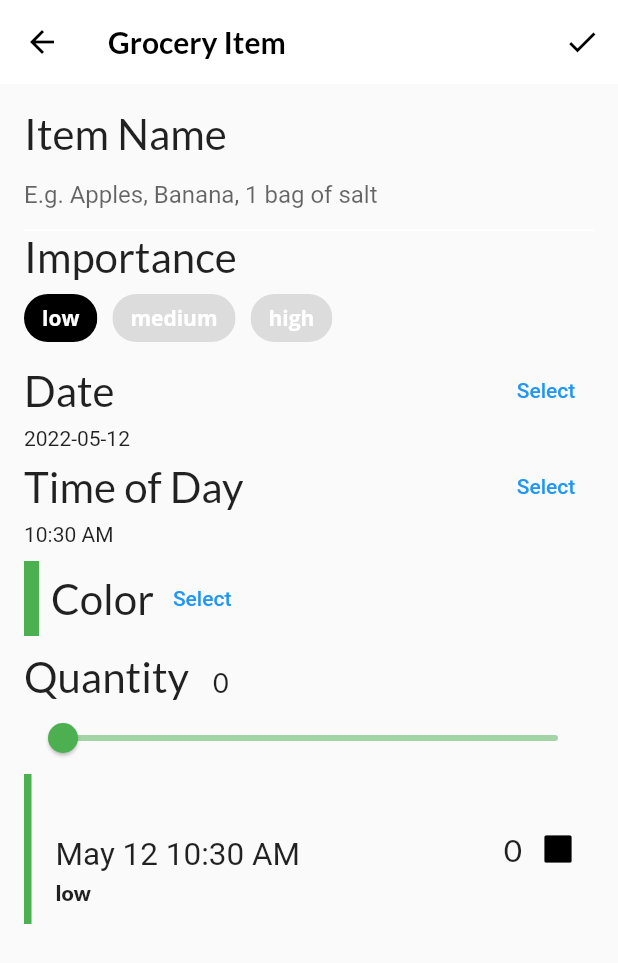
After one commit to asapbox/to_buy_list, a Flutter app: the screen it shows after launch, item 3 of the bottom bar chosen, after a tap on the "add" icon, on a phone screen of 412 x 824 dp. The commit adds this screen. Shown: the top 963 px of the screen. Run offline on Flutter 3.47's test engine with Material 2 defaults, Android fonts, the phone set to English and light mode, and no system bars; our stand-ins replace flutter_colorpicker, google_fonts; project files that could hold a hidden picture were left out.

Commit message:
final version

```diff
--- /dev/null
+++ b/lib/components/grocery_tile.dart
@@ -0,0 +1,127 @@
+import 'package:flutter/material.dart';
+import 'package:google_fonts/google_fonts.dart';
+import 'package:intl/intl.dart';
+
+import '../models/grocery_item.dart';
+
+class GroceryTile extends StatelessWidget {
+  final GroceryItem item;
+  final Function(bool?)? onComplete;
+  final TextDecoration textDecoration;
+
+  GroceryTile({
+    Key? key,
+    required this.item,
+    this.onComplete,
+  })  : textDecoration =
+            item.isComplete ? TextDecoration.lineThrough : TextDecoration.none,
+        super(key: key);
+
+  @override
+  Widget build(BuildContext context) {
+    return SizedBox(
+      height: 100.0,
+      child: Row(
+        mainAxisAlignment: MainAxisAlignment.spaceBetween,
+        children: [
+          Row(
+            children: [
+              Container(
+                width: 5.0,
+                color: item.color,
+              ),
+              const SizedBox(
+                width: 16.0,
+              ),
+              Column(
+                mainAxisAlignment: MainAxisAlignment.center,
+                crossAxisAlignment: CrossAxisAlignment.start,
+                children: [
+                  Text(
+                    item.name,
+                    style: GoogleFonts.lato(
+                      decoration: textDecoration,
+                      fontSize: 21.0,
+                      fontWeight: FontWeight.bold,
+                    ),
+                  ),
+                  const SizedBox(
+                    height: 4.0,
+                  ),
+                  buildDate(),
+                  const SizedBox(
+                    height: 4.0,
+                  ),
+                  buildImportance(),
+                ],
+              ),
+
+            ],
+          ),
+          Row(
+            children: [
+              Text(
+                item.quantity.toString(),
+                style: GoogleFonts.lato(
+                  decoration: textDecoration,
+                  fontSize: 21.0,
+                ),
+              ),
+              buildCheckBox(),
+            ],
+          ),
+        ],
+      ),
+    );
+  }
+
+  Widget buildImportance() {
+    if (item.importance == Importance.low) {
+      return Text(
+        'low',
+        style: GoogleFonts.lato(
+          fontWeight: FontWeight.w800,
+          decoration: textDecoration,
+        ),
+      );
+    } else if (item.importance == Importance.medium) {
+      return Text(
+        'medium',
+        style: GoogleFonts.lato(
+          color: Colors.red,
+          fontWeight: FontWeight.w800,
+          decoration: textDecoration,
+        ),
+      );
+    } else if (item.importance == Importance.high) {
+      return Text(
+        'high',
+        style: GoogleFonts.lato(
+          fontWeight: FontWeight.w800,
+          decoration: textDecoration,
+        ),
+      );
+    } else {
+      throw Exception('This importance type does not exist');
+    }
+  }
+
+  Widget buildDate() {
+    final dateFormatter = DateFormat('MMMM dd h:mm a');
+    final dateString = dateFormatter.format(item.date);
+    return Text(
+      dateString,
+      style: TextStyle(
+        decoration: textDecoration,
+        fontSize: 21.0,
+      ),
+    );
+  }
+
+  Widget buildCheckBox() {
+    return Checkbox(
+      value: item.isComplete,
+      onChanged: onComplete,
+    );
+  }
+}
--- a/lib/home.dart
+++ b/lib/home.dart
@@ -33,7 +33,10 @@ class _HomeState extends State<Home> {
             style: Theme.of(context).textTheme.headline6,
           ),
         ),
-        body: pages[tabManager.selectedTab],
+        body: IndexedStack(
+          index: tabManager.selectedTab,
+          children: pages,
+        ),
         bottomNavigationBar: BottomNavigationBar(
           selectedItemColor:
               Theme.of(context).textSelectionTheme.selectionColor,
--- a/lib/main.dart
+++ b/lib/main.dart
@@ -23,6 +23,7 @@ class Fooderlich extends StatelessWidget {
       home: MultiProvider(
         providers: [
           ChangeNotifierProvider(create: (context) => TabManager()),
+          ChangeNotifierProvider(create: (context) => GroceryManager()),
         ],
         child: const Home(),
       ),
--- /dev/null
+++ b/lib/models/grocery_manager.dart
@@ -0,0 +1,30 @@
+import 'package:flutter/material.dart';
+
+import 'grocery_item.dart';
+
+class GroceryManager extends ChangeNotifier {
+  final _groceryItems = <GroceryItem>[];
+
+  List<GroceryItem> get groceryItems => List.unmodifiable(_groceryItems);
+
+  void deleteItem(int index) {
+    _groceryItems.removeAt(index);
+    notifyListeners();
+  }
+
+  void addItem(GroceryItem item) {
+    _groceryItems.add(item);
+    notifyListeners();
+  }
+
+  void updateItem(GroceryItem item, int index) {
+    _groceryItems[index] = item;
+    notifyListeners();
+  }
+
+  void completeItem(int index, bool change) {
+    final item = _groceryItems[index];
+    _groceryItems[index] = item.copyWith(isComplete: change);
+    notifyListeners();
+  }
+}
--- a/lib/models/models.dart
+++ b/lib/models/models.dart
@@ -4,3 +4,4 @@ export 'post.dart';
 export 'simple_recipe.dart';
 export 'grocery_item.dart';
 export 'tab_manager.dart';
+export 'grocery_manager.dart';
--- /dev/null
+++ b/lib/screens/grocery_item_screen.dart
@@ -0,0 +1,384 @@
+import 'package:flutter/material.dart';
+import 'package:google_fonts/google_fonts.dart';
+import 'package:flutter_colorpicker/flutter_colorpicker.dart';
+import 'package:intl/intl.dart';
+import 'package:uuid/uuid.dart';
+
+import '../components/grocery_tile.dart';
+
+import '../models/models.dart';
+
+class GroceryItemScreen extends StatefulWidget {
+  final Function(GroceryItem) onCreate;
+
+  final Function(GroceryItem) onUpdate;
+
+  final GroceryItem? originalItem;
+
+  final bool isUpdating;
+
+  const GroceryItemScreen({
+    Key? key,
+    required this.onCreate,
+    required this.onUpdate,
+    this.originalItem,
+  })  : isUpdating = (originalItem != null),
+        super(key: key);
+
+  @override
+  State<GroceryItemScreen> createState() => _GroceryItemScreenState();
+}
+
+class _GroceryItemScreenState extends State<GroceryItemScreen> {
+  final _nameController = TextEditingController();
+  String _name = '';
+  Importance _importance = Importance.low;
+  DateTime _dueDate = DateTime.now();
+  TimeOfDay _timeOfDay = TimeOfDay.now();
+  Color _currentColor = Colors.green;
+  int _currentSliderValue = 0;
+
+  @override
+  void initState() {
+    super.initState();
+    final originalItem = widget.originalItem;
+    if (originalItem != null) {
+      _nameController.text = originalItem.name;
+      _name = originalItem.name;
+      _currentSliderValue = originalItem.quantity;
+      _importance = originalItem.importance;
+      _currentColor = originalItem.color;
+      final date = originalItem.date;
+      _timeOfDay = TimeOfDay(
+        hour: date.hour,
+        minute: date.minute,
+      );
+      _dueDate = date;
+    }
+
+    _nameController.addListener(() {
+      setState(() {
+        _name = _nameController.text;
+      });
+    });
+  }
+
+  @override
+  void dispose() {
+    _nameController.dispose();
+    super.dispose();
+  }
+
+  @override
+  Widget build(BuildContext context) {
+    return Scaffold(
+      appBar: AppBar(
+        actions: [
+          IconButton(
+            icon: const Icon(Icons.check),
+            onPressed: () {
+              final groceryItem = GroceryItem(
+                id: widget.originalItem?.id ?? const Uuid().v1(),
+                name: _nameController.text,
+                importance: _importance,
+                color: _currentColor,
+                quantity: _currentSliderValue,
+                date: DateTime(
+                  _dueDate.year,
+                  _dueDate.month,
+                  _dueDate.day,
+                  _timeOfDay.hour,
+                  _timeOfDay.minute,
+                ),
+              );
+
+              if (widget.isUpdating) {
+                widget.onUpdate(groceryItem);
+              } else {
+                widget.onCreate(groceryItem);
+              }
+            },
+          ),
+        ],
+        elevation: 0.0,
+        title: Text(
+          'Grocery Item',
+          style: GoogleFonts.lato(
+            fontWeight: FontWeight.w600,
+          ),
+        ),
+      ),
+      body: Container(
+        padding: const EdgeInsets.all(16.0),
+        child: ListView(
+          children: [
+            buildNameField(),
+            buildImportanceField(),
+            buildDateField(context),
+            buildTimeField(context),
+            const SizedBox(height: 10.0),
+            buildColorPicker(context),
+            const SizedBox(
+              height: 10.0,
+            ),
+            buildQuantityField(),
+            GroceryTile(
+              item: GroceryItem(
+                id: 'previewMode',
+                name: _name,
+                importance: _importance,
+                color: _currentColor,
+                quantity: _currentSliderValue,
+                date: DateTime(
+                  _dueDate.year,
+                  _dueDate.month,
+                  _dueDate.day,
+                  _dueDate.hour,
+                  _dueDate.minute,
+                ),
+              ),
+            ),
+          ],
+        ),
+      ),
+    );
+  }
+
+  Widget buildNameField() {
+    return Column(
+      crossAxisAlignment: CrossAxisAlignment.start,
+      children: [
+        Text(
+          'Item Name',
+          style: GoogleFonts.lato(fontSize: 28.0),
+        ),
+        TextField(
+          controller: _nameController,
+          cursorColor: _currentColor,
+          decoration: InputDecoration(
+            hintText: 'E.g. Apples, Banana, 1 bag of salt',
+            enabledBorder: const UnderlineInputBorder(
+              borderSide: BorderSide(color: Colors.white),
+            ),
+            focusedBorder: UnderlineInputBorder(
+              borderSide: BorderSide(color: _currentColor),
+            ),
+            border: UnderlineInputBorder(
+              borderSide: BorderSide(color: _currentColor),
+            ),
+          ),
+        ),
+      ],
+    );
+  }
+
+  Widget buildImportanceField() {
+    return Column(
+      crossAxisAlignment: CrossAxisAlignment.start,
+      children: [
+        Text(
+          'Importance',
+          style: GoogleFonts.lato(fontSize: 28.0),
+        ),
+        Wrap(
+          spacing: 10.0,
+          children: [
+            ChoiceChip(
+              selectedColor: Colors.black,
+              selected: _importance == Importance.low,
+              label: const Text(
+                'low',
+                style: TextStyle(color: Colors.white),
+              ),
+              onSelected: (selected) {
+                setState(() => _importance = Importance.low);
+              },
+            ),
+            ChoiceChip(
+              selectedColor: Colors.black,
+              selected: _importance == Importance.medium,
+              label: const Text(
+                'medium',
+                style: TextStyle(color: Colors.white),
+              ),
+              onSelected: (selected) {
+                setState(() => _importance = Importance.medium);
+              },
+            ),
+            ChoiceChip(
+              selectedColor: Colors.black,
+              selected: _importance == Importance.high,
+              label: const Text(
+                'high',
+                style: TextStyle(color: Colors.white),
+              ),
+              onSelected: (selected) {
+                setState(() => _importance = Importance.high);
+              },
+            ),
+          ],
+        ),
+      ],
+    );
+  }
+
+  Widget buildDateField(BuildContext context) {
+    return Column(
+      crossAxisAlignment: CrossAxisAlignment.start,
+      children: [
+        Row(
+          mainAxisAlignment: MainAxisAlignment.spaceBetween,
+          children: [
+            Text(
+              'Date',
+              style: GoogleFonts.lato(fontSize: 28.0),
+            ),
+            TextButton(
+              child: const Text('Select'),
+              onPressed: () async {
+                final currentDate = DateTime.now();
+                final selectedDate = await showDatePicker(
+                  context: context,
+                  initialDate: currentDate,
+                  firstDate: currentDate,
+                  lastDate: DateTime(currentDate.year + 5),
+                );
+                setState(() {
+                  if (selectedDate != null) {
+                    _dueDate = selectedDate;
+                  }
+                });
+              },
+            ),
+          ],
+        ),
+        Text('${DateFormat('yyyy-MM-dd').format(_dueDate)}')
+      ],
+    );
+  }
+
+  Widget buildTimeField(BuildContext context) {
+    return Column(
+      crossAxisAlignment: CrossAxisAlignment.start,
+      children: [
+        Row(
+          mainAxisAlignment: MainAxisAlignment.spaceBetween,
+          children: [
+            Text(
+              'Time of Day',
+              style: GoogleFonts.lato(fontSize: 28.0),
+            ),
+            TextButton(
+              child: const Text('Select'),
+              onPressed: () async {
+                final timeOfDay = await showTimePicker(
+                  initialTime: TimeOfDay.now(),
+                  context: context,
+                );
+                setState(
+                  () {
+                    if (timeOfDay != null) {
+                      _timeOfDay = timeOfDay;
+                    }
+                  },
+                );
+              },
+            ),
+          ],
+        ),
+        Text('${_timeOfDay.format(context)}'),
+      ],
+    );
+  }
+
+  Widget buildColorPicker(BuildContext context) {
+    return Row(
+      mainAxisAlignment: MainAxisAlignment.spaceBetween,
+      children: [
+        Row(
+          children: [
+            Container(
+              height: 50.0,
+              width: 10.0,
+              color: _currentColor,
+            ),
+            const SizedBox(
+              width: 8.0,
+            ),
+            Text(
+              'Color',
+              style: GoogleFonts.lato(fontSize: 28.0),
+            ),
+            TextButton(
+              child: const Text('Select'),
+              onPressed: () {
+                showDialog(
+                  context: context,
+                  builder: (context) {
+                    return AlertDialog(
+                      content: BlockPicker(
+                        pickerColor: Colors.white,
+                        onColorChanged: (color) {
+                          setState(() => _currentColor = color);
+                        },
+                      ),
+                      actions: [
+                        TextButton(
+                          child: const Text('Save'),
+                          onPressed: () {
+                            Navigator.of(context).pop();
+                          },
+                        )
+                      ],
+                    );
+                  },
+                );
+              },
+            ),
+          ],
+        ),
+      ],
+    );
+  }
+
+  Widget buildQuantityField() {
+    return Column(
+      crossAxisAlignment: CrossAxisAlignment.start,
+      children: [
+        Row(
+          crossAxisAlignment: CrossAxisAlignment.baseline,
+          textBaseline: TextBaseline.alphabetic,
+          children: [
+            Text(
+              'Quantity',
+              style: GoogleFonts.lato(fontSize: 28.0),
+            ),
+            const SizedBox(
+              width: 16.0,
+            ),
+            Text(
+              _currentSliderValue.toInt().toString(),
+              style: GoogleFonts.lato(fontSize: 18.0),
+            ),
+          ],
+        ),
+        Slider(
+          inactiveColor: _currentColor.withOpacity(0.5),
+          activeColor: _currentColor,
+          value: _currentSliderValue.toDouble(),
+          min: 0,
+          max: 100,
+          divisions: 100,
+          label: _currentSliderValue.toInt().toString(),
+          onChanged: (double value) {
+            setState(
+              () {
+                _currentSliderValue = value.toInt();
+              },
+            );
+          },
+        ),
+      ],
+    );
+  }
+}
--- /dev/null
+++ b/lib/screens/grocery_list_screen.dart
@@ -0,0 +1,81 @@
+import 'package:flutter/material.dart';
+import '../components/grocery_tile.dart';
+import '../models/models.dart';
+import 'grocery_item_screen.dart';
+
+class GroceryListScreen extends StatelessWidget {
+  final GroceryManager manager;
+
+  const GroceryListScreen({
+    Key? key,
+    required this.manager,
+  }) : super(key: key);
+
+  @override
+  Widget build(BuildContext context) {
+    final groceryItem = manager.groceryItems;
+
+    return Padding(
+      padding: const EdgeInsets.all(16.0),
+      child: ListView.separated(
+        itemCount: groceryItem.length,
+        itemBuilder: (context, index) {
+          final item = groceryItem[index];
+
+          return Dismissible(
+            key: Key(item.id),
+            direction: DismissDirection.endToStart,
+            background: Container(
+              color: Colors.red,
+              alignment: Alignment.centerRight,
+              child: const Icon(
+                Icons.delete_forever,
+                color: Colors.white,
+                size: 50.0,
+              ),
+            ),
+            onDismissed: (direction) {
+              manager.deleteItem(index);
+              ScaffoldMessenger.of(context).showSnackBar(
+                SnackBar(
+                  content: Text('${item.name} dismissed'),
+                ),
+              );
+            },
+            child: InkWell(
+              child: GroceryTile(
+                key: Key(item.id),
+                item: item,
+                onComplete: (change) {
+                  if (change != null) {
+                    manager.completeItem(index, change);
+                  }
+                },
+              ),
+              onTap: () {
+                Navigator.push(
+                  context,
+                  MaterialPageRoute(
+                    builder: (context) => GroceryItemScreen(
+                      originalItem: item,
+                      onUpdate: (item) {
+                        manager.updateItem(item, index);
+                        Navigator.pop(context);
+                      },
+                      onCreate: (item) {},
+                    ),
+                  ),
+                );
+              },
+            ),
+          );
+        },
+        separatorBuilder: (context, index) {
+          return const SizedBox(
+            height: 16.0,
+          );
+        },
+      ),
+    );
+  }
+}
--- a/lib/screens/grocery_screen.dart
+++ b/lib/screens/grocery_screen.dart
@@ -1,12 +1,51 @@
 import 'package:flutter/material.dart';
+import 'package:provider/provider.dart';
 
 import 'empty_grocery_screen.dart';
+import '../models/models.dart';
+import 'grocery_item_screen.dart';
+import 'grocery_list_screen.dart';
 
 class GroceryScreen extends StatelessWidget {
   const GroceryScreen({Key? key}) : super(key: key);
 
   @override
   Widget build(BuildContext context) {
-    return const EmptyGroceryScreen();
+    return Scaffold(
+      floatingActionButton: FloatingActionButton(
+        child: const Icon(Icons.add),
+        onPressed: () {
+          final manager = Provider.of<GroceryManager>(
+            context,
+            listen: false,
+          );
+          Navigator.push(
+            context,
+            MaterialPageRoute(
+              builder: (context) => GroceryItemScreen(
+                onCreate: (item) {
+                  manager.addItem(item);
+                  Navigator.pop(context);
+                },
+                onUpdate: (item) {},
+              ),
+            ),
+          );
+        },
+      ),
+      body: buildGroceryScreen(),
+    );
+  }
+
+  Widget buildGroceryScreen() {
+    return Consumer<GroceryManager>(
+      builder: (context, manager, child) {
+        if (manager.groceryItems.isNotEmpty) {
+          return GroceryListScreen(manager: manager);
+        } else {
+          return const EmptyGroceryScreen();
+        }
+      },
+    );
   }
 }
--- a/pubspec.yaml
+++ b/pubspec.yaml
@@ -12,6 +12,9 @@ dependencies:
     sdk: flutter
   google_fonts: ^2.1.0
   provider: ^6.0.2
+  flutter_colorpicker: ^0.6.0
+  intl: ^0.17.0
+  uuid: ^3.0.4
 
 dev_dependencies:
   flutter_test:
```
Also changed, not shown: pubspec.lock.
